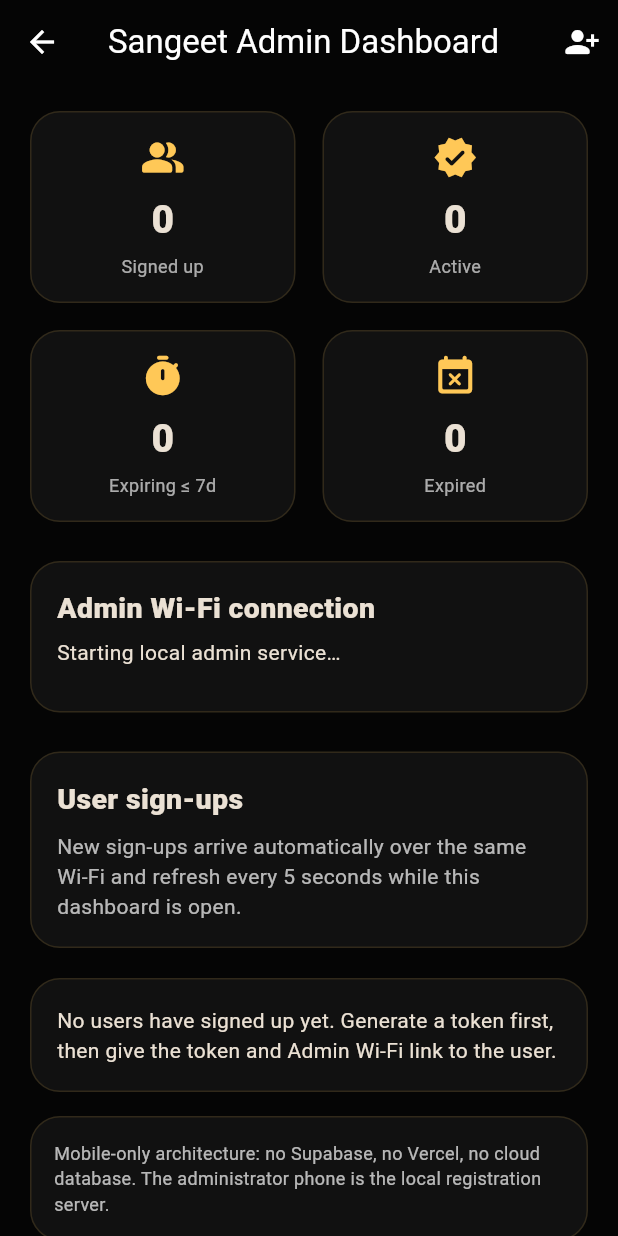
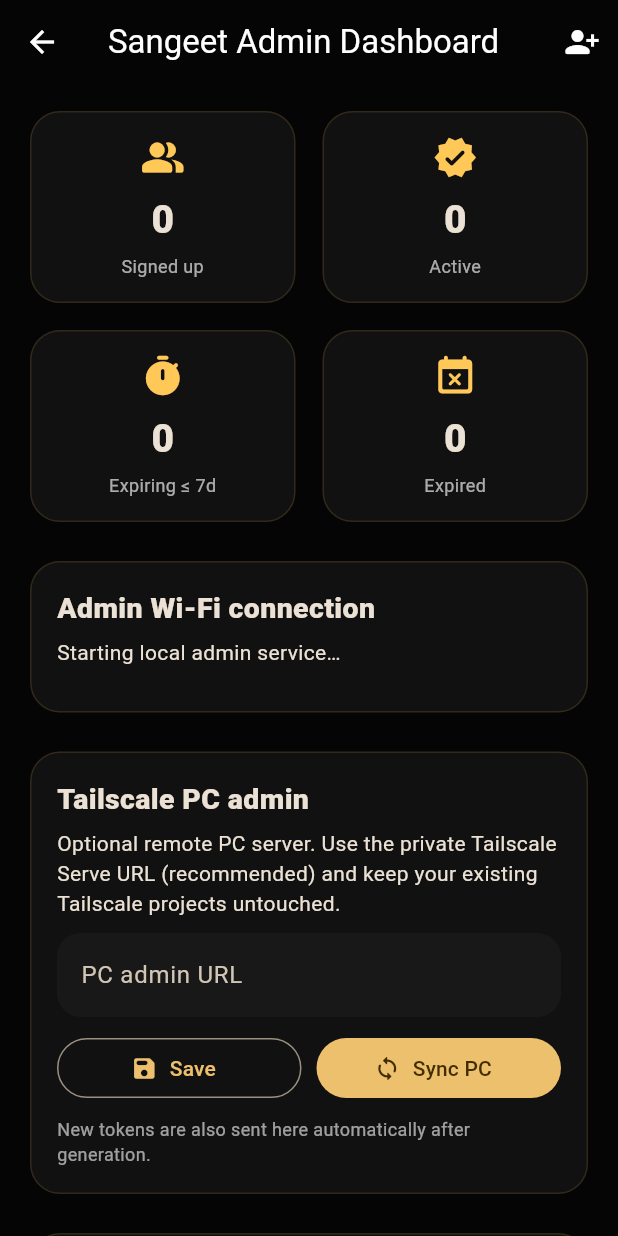
Before and after one commit to lrgroup-bot/Sangeet_duniya, a Flutter app: the AdminDashboardScreen screen opened directly, on a phone screen of 412 x 824 dp. Run offline on Flutter 3.47's test engine with Material 3 defaults, Android fonts, the phone set to English and light mode, and no system bars; our stand-ins replace audio_service, flutter_tts, just_audio, permission_handler, qr_flutter, shared_preferences and 1 more; missing offline and left inert: audio_session, ffmpeg_kit_flutter_new_audio; accounts and stored records are empty; statements that could not run were skipped.

Commit message:
feat: add Tailscale PC admin controls to dashboard

```diff
--- a/lib/screens/admin_dashboard_screen.dart
+++ b/lib/screens/admin_dashboard_screen.dart
@@ -22,6 +22,7 @@
 
 class _AdminDashboardScreenState extends State<AdminDashboardScreen> {
   Timer? _timer;
+  late final TextEditingController _tailscaleController;
 
   String _formatTime(DateTime value) {
     final local = value.toLocal();
@@ -149,6 +150,9 @@
   @override
   void initState() {
     super.initState();
+    _tailscaleController = TextEditingController(
+      text: localLanService.remoteAdminLink,
+    );
     localLanService.start();
     _refreshRemote();
     _timer = Timer.periodic(const Duration(seconds: 5), (_) {
@@ -162,9 +166,34 @@
     if (mounted) setState(() {});
   }
 
+  Future<void> _saveTailscaleLink() async {
+    await localLanService.setRemoteAdminLink(_tailscaleController.text);
+    if (!mounted) return;
+    ScaffoldMessenger.of(context).showSnackBar(
+      const SnackBar(content: Text('Tailscale PC admin link saved.')),
+    );
+  }
+
+  Future<void> _syncPc() async {
+    await _saveTailscaleLink();
+    final ok = await localLanService.syncTokensToRemote();
+    final usersOk = await localLanService.syncFromAdmin();
+    if (!mounted) return;
+    ScaffoldMessenger.of(context).showSnackBar(
+      SnackBar(
+        content: Text(
+          ok || usersOk
+              ? 'Tailscale PC sync completed.'
+              : 'PC sync could not connect. Check Tailscale and the admin URL.',
+        ),
+      ),
+    );
+  }
+
   @override
   void dispose() {
     _timer?.cancel();
+    _tailscaleController.dispose();
     super.dispose();
   }
 
@@ -255,7 +284,7 @@
                         const SizedBox(height: 6),
                         Text(
                           localLanService.isRunning
-                              ? 'Share this link with a phone that is on the same Wi-Fi.'
+                              ? 'Same-Wi-Fi link for direct phone-to-phone registration.'
                               : 'Starting local admin service…',
                         ),
                         const SizedBox(height: 12),
@@ -320,6 +349,65 @@
                       crossAxisAlignment: CrossAxisAlignment.start,
                       children: [
                         const Text(
+                          'Tailscale PC admin',
+                          style: TextStyle(
+                            fontSize: 19,
+                            fontWeight: FontWeight.w900,
+                          ),
+                        ),
+                        const SizedBox(height: 6),
+                        const Text(
+                          'Optional remote PC server. Use the private Tailscale Serve URL (recommended) and keep your existing Tailscale projects untouched.',
+                        ),
+                        const SizedBox(height: 10),
+                        TextField(
+                          controller: _tailscaleController,
+                          keyboardType: TextInputType.url,
+                          decoration: const InputDecoration(
+                            labelText: 'PC admin URL',
+                            hintText: 'https://your-pc.tailnet.ts.net:8443/?key=...',
+                          ),
+                        ),
+                        const SizedBox(height: 10),
+                        Row(
+                          children: [
+                            Expanded(
+                              child: OutlinedButton.icon(
+                                onPressed: _saveTailscaleLink,
+                                icon: const Icon(Icons.save_rounded),
+                                label: const Text('Save'),
+                              ),
+                            ),
+                            const SizedBox(width: 10),
+                            Expanded(
+                              child: FilledButton.icon(
+                                onPressed: _syncPc,
+                                icon: const Icon(Icons.sync_rounded),
+                                label: const Text('Sync PC'),
+                              ),
+                            ),
+                          ],
+                        ),
+                        const SizedBox(height: 8),
+                        Text(
+                          'New tokens are also sent here automatically after generation.',
+                          style: TextStyle(
+                            color: Colors.white.withValues(alpha: .60),
+                            fontSize: 12,
+                          ),
+                        ),
+                      ],
+                    ),
+                  ),
+                ),
+                const SizedBox(height: 18),
+                Card(
+                  child: Padding(
+                    padding: const EdgeInsets.all(18),
+                    child: Column(
+                      crossAxisAlignment: CrossAxisAlignment.start,
+                      children: [
+                        const Text(
                           'User sign-ups',
                           style: TextStyle(
                             fontSize: 19,
@@ -328,7 +416,7 @@
                         ),
                         const SizedBox(height: 8),
                         Text(
-                          'New sign-ups arrive automatically over the same Wi-Fi and refresh every 5 seconds while this dashboard is open.',
+                          'New sign-ups can arrive over the same Wi-Fi or from the configured Tailscale PC server.',
                           style: TextStyle(
                             color: Colors.white.withValues(alpha: .70),
                           ),
```
